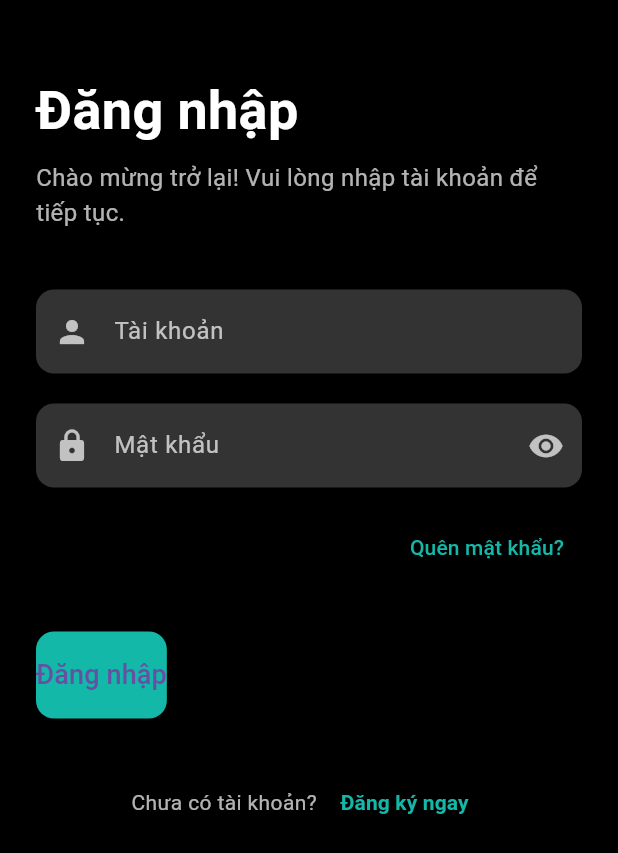
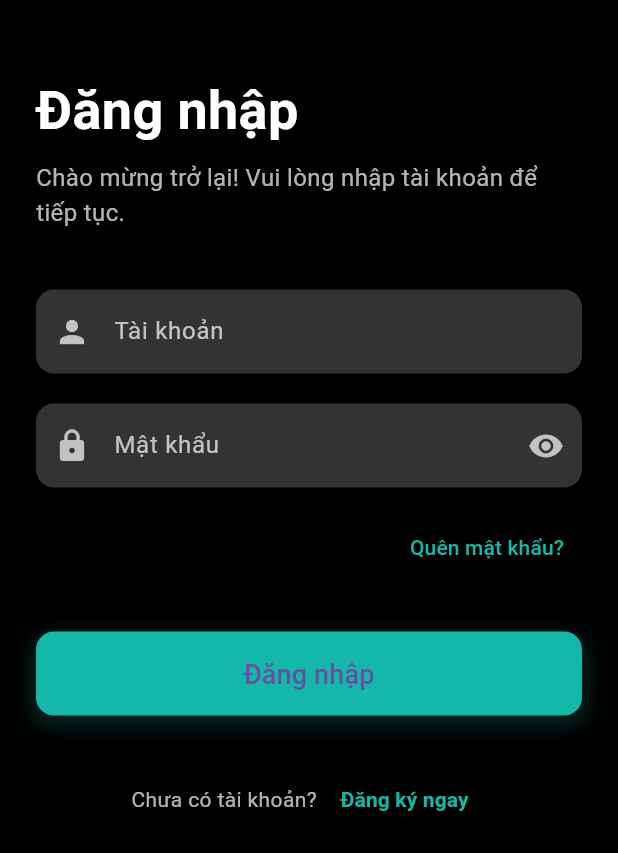
Before and after one commit to lvuxyz/QuanLyTau, a Flutter app: the screen it shows after launch, after a tap on "Đăng nhập", on a phone screen of 412 x 824 dp. Shown: the top 853 px of the screen. Run offline on Flutter 3.47's test engine with Material 3 defaults, Android fonts, the phone set to English and light mode, and no system bars; our stand-ins replace flutter_bloc, shared_preferences.

Commit message:
refactor: Improve login button UI
This commit refactors the login button to enhance its appearance.

-   Wrapped the `ElevatedButton` in a `Container` to add a shadow effect.
-   Set `width` to `double.infinity` and `height` to 56 for the button container.
- Added a `BoxShadow` to the button with an offset, and blur radius.

```diff
--- a/lib/screens/login_screen.dart
+++ b/lib/screens/login_screen.dart
@@ -119,7 +119,19 @@ class _LoginScreenState extends State<LoginScreen> {
   Widget _buildLoginButton() {
     return BlocBuilder<LoginBloc, LoginState>(
       builder: (context, state) {
-        return ElevatedButton(
+        return Container(
+          width: double.infinity,
+          height: 56,
+          decoration: BoxDecoration(
+            boxShadow: [
+              BoxShadow(
+                color: const Color(0xFF13B8A8).withOpacity(0.3),
+                offset: const Offset(0, 4),
+                blurRadius: 12,
+              ),
+            ],
+          ),
+          child: ElevatedButton(
             onPressed: state is LoginLoading ? null : () {
               if (_usernameController.text.isNotEmpty && _passwordController.text.isNotEmpty) {
                 context.read<LoginBloc>().add(
@@ -138,6 +150,7 @@ class _LoginScreenState extends State<LoginScreen> {
             child: state is LoginLoading
                 ? CircularProgressIndicator(color: Colors.white)
                 : Text('Đăng nhập', style: TextStyle(fontSize: 18)),
+          ),
         );
       },
     );
```
Lines whose indentation alone changed are shown as unchanged.
